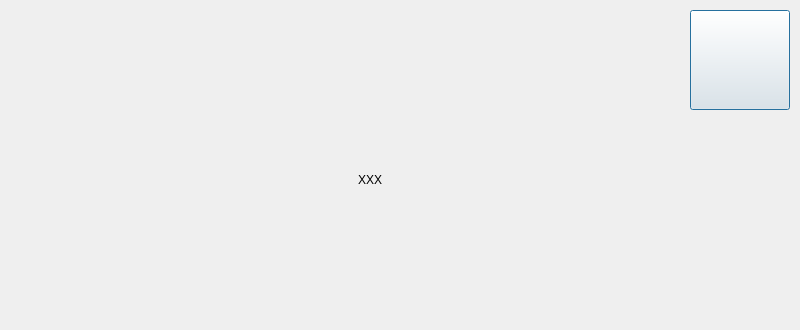
The window that src/XMusic/ui/msgbox.ui (1028417/XMusic) describes before a commit, drawn with Qt 5.
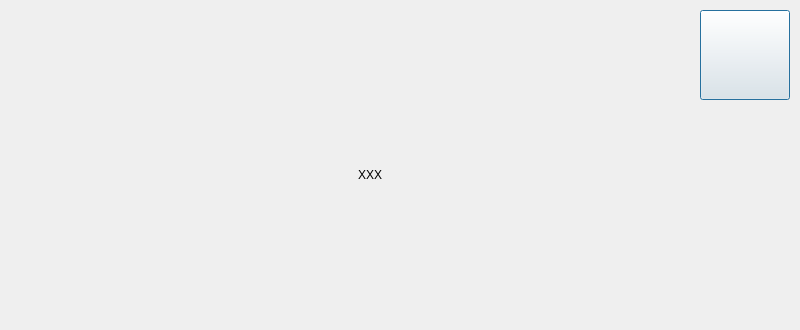
The same window after the commit. Icons and pictures are not drawn. Custom widgets are drawn as their Qt base class.

Diff of the .ui file:
```diff
--- a/src/XMusic/ui/msgbox.ui
+++ b/src/XMusic/ui/msgbox.ui
@@ -17,7 +17,7 @@
    <property name="geometry">
     <rect>
      <x>40</x>
-     <y>140</y>
+     <y>135</y>
      <width>660</width>
      <height>80</height>
     </rect>
@@ -32,10 +32,10 @@
   <widget class="CButton" name="btnX">
    <property name="geometry">
     <rect>
-     <x>690</x>
+     <x>700</x>
      <y>10</y>
-     <width>100</width>
-     <height>100</height>
+     <width>90</width>
+     <height>90</height>
     </rect>
    </property>
    <property name="autoFillBackground">
```
